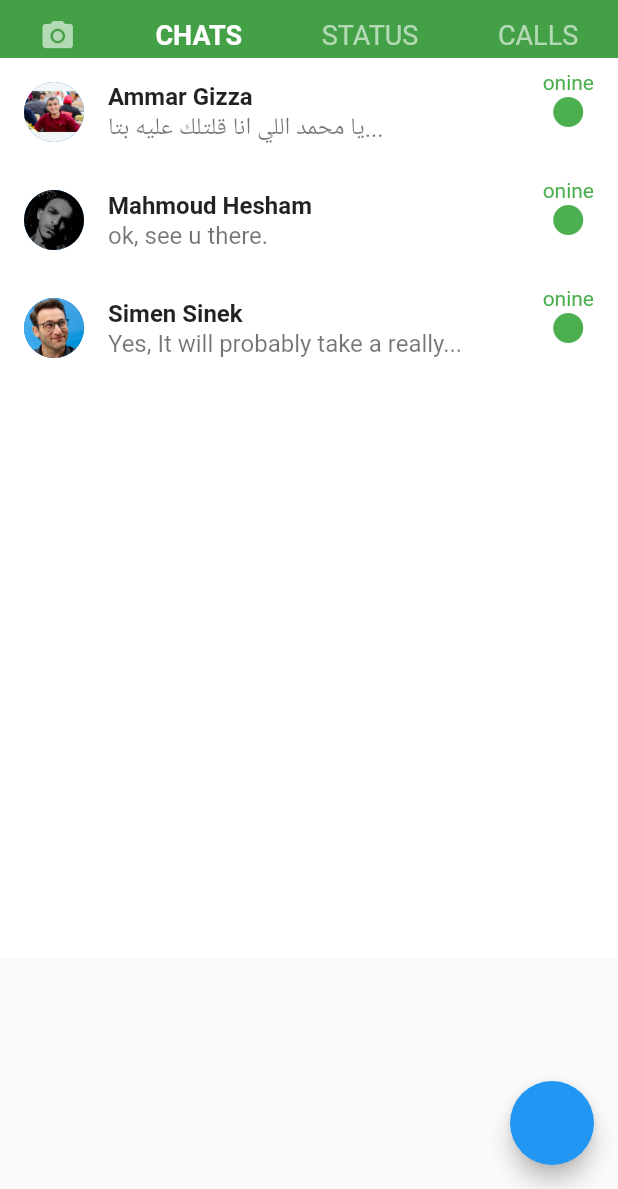
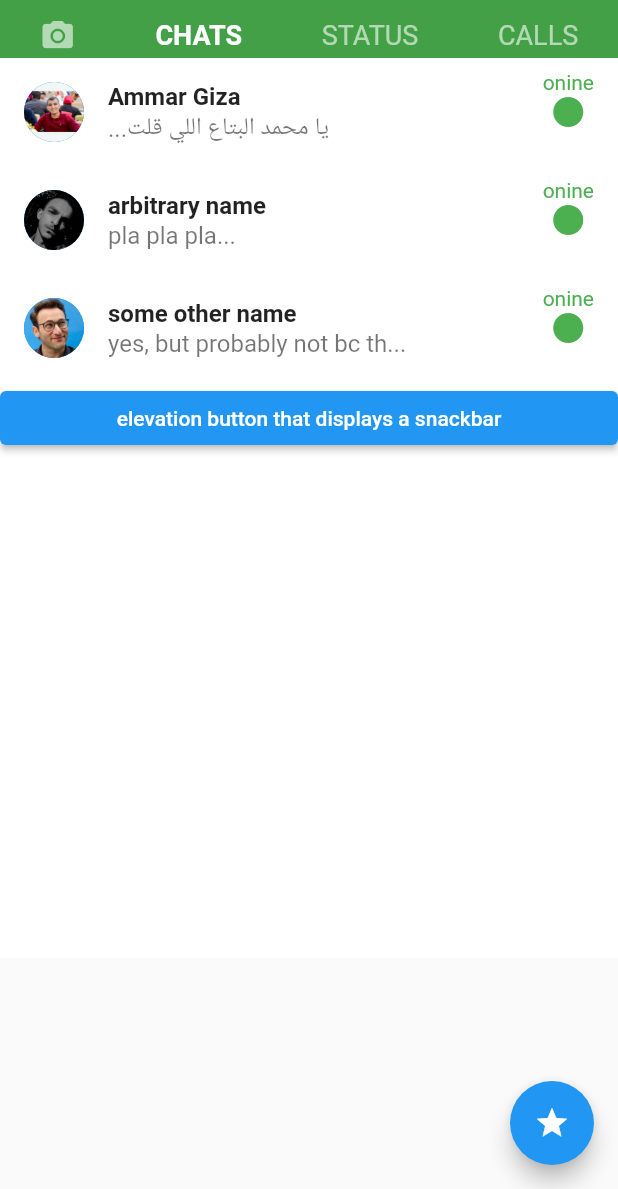
Before and after one commit to Mohamed-H-Essa/WhatsApp_clone, a Flutter app: the screen it shows after launch, on a phone screen of 412 x 824 dp, the part 47-1236 px from its top. Run offline on Flutter 3.47's test engine with Material 2 defaults, Android fonts, the phone set to English and light mode, and no system bars.

Commit message:
was really hard but done is better than perfect as they say lol

```diff
--- a/lib/body.dart
+++ b/lib/body.dart
@@ -76,6 +76,7 @@ class Chats extends StatefulWidget {
   _ChatsState createState() => _ChatsState();
 }
 
+//all the chats( the list view of the chats);
 class _ChatsState extends State<Chats> {
   @override
   Widget build(BuildContext context) {
@@ -84,19 +85,61 @@ class _ChatsState extends State<Chats> {
       height: 600,
       child: ListView(
         children: [
-          ListTile(
+          Contact(
+            name: 'Ammar Giza',
+            dummyText: '...يا محمد البتاع اللي قلت',
+            image: 'assets/ammar.png',
+          ),
+          Contact(
+            name: 'arbitrary name',
+            dummyText: 'pla pla pla...',
+            image: 'assets/mahmoud.png',
+          ),
+          Contact(
+            name: 'some other name',
+            dummyText: 'yes, but probably not bc th...',
+            image: 'assets/simenSinek.png',
+          ),
+          // Contact('someOne'),
+          // Contact('someOne'),
+          // Contact('someOne'),
+          ElevatedButton(
+            onPressed: () {
+              var snackbar = SnackBar(content: Text('hi flutter'));
+              Scaffold.of(context).showSnackBar(snackbar);
+            },
+            child: Text('elevation button that displays a snackbar'),
+          )
+        ],
+      ),
+    );
+  }
+}
+
+//a template for any contact : It's like a class for contacts
+class Contact extends StatelessWidget {
+  Contact({this.name, this.image, this.dummyText});
+  final String name, image, dummyText;
+  @override
+  Widget build(BuildContext context) {
+    return GestureDetector(
+      onTap: () {
+        Navigator.push(
+            context, MaterialPageRoute(builder: (context) => Second(name)));
+      },
+      child: ListTile(
         title: Text(
-              'Ammar Gizza',
+          name,
           style: TextStyle(
             fontWeight: FontWeight.bold,
           ),
         ),
         subtitle: Text(
-              'يا محمد اللي انا قلتلك عليه بتا...',
+          dummyText,
           style: TextStyle(fontSize: 16),
         ),
         leading: CircleAvatar(
-              backgroundImage: AssetImage('assets/ammar.png'),
+          backgroundImage: AssetImage(image),
         ),
         trailing: Column(
           children: [
@@ -111,64 +154,21 @@ class _ChatsState extends State<Chats> {
           ],
         ),
       ),
-          ListTile(
-            title: Text(
-              'Mahmoud Hesham',
-              style: TextStyle(
-                fontWeight: FontWeight.bold,
-              ),
-            ),
-            subtitle: Text(
-              'ok, see u there.',
-              style: TextStyle(fontSize: 16),
-            ),
-            leading: CircleAvatar(
-              backgroundImage: AssetImage('assets/mahmoud.png'),
-            ),
-            trailing: Column(
-              children: [
-                Text(
-                  'onine',
-                  style: TextStyle(color: Colors.green),
-                ),
-                Icon(
-                  Icons.circle,
-                  color: Colors.green,
-                )
-              ],
-            ),
-          ),
-          ListTile(
-            onTap: () {
-              SecondRoot();
-            },
-            title: Text(
-              'Simen Sinek',
-              style: TextStyle(
-                fontWeight: FontWeight.bold,
-              ),
-            ),
-            subtitle: Text(
-              'Yes, It will probably take a really...',
-              style: TextStyle(fontSize: 16),
-            ),
-            leading: CircleAvatar(
-              backgroundImage: AssetImage('assets/simenSinek.png'),
-            ),
-            trailing: Column(
-              children: [
-                Text(
-                  'onine',
-                  style: TextStyle(color: Colors.green),
-                ),
-                Icon(
-                  Icons.circle,
-                  color: Colors.green,
-                )
-              ],
-            ),
-          ),
-        ],
+    );
+  }
+}
+
+//second window opener takes nam3e as an input from the contact creator
+class Second extends StatelessWidget {
+  Second(this.name);
+
+  final String name;
+  @override
+  Widget build(BuildContext context) {
+    return Scaffold(
+      appBar: AppBar(),
+      body: Center(
+        child: Text(name),
       ),
     );
   }
--- a/lib/main.dart
+++ b/lib/main.dart
@@ -15,9 +15,14 @@ class MyApp extends StatelessWidget {
         appBar: buildAppBar(),
         body: Body(),
         floatingActionButton: FloatingActionButton(
+          child: Icon(Icons.star),
           onPressed: () {
-            var snackbar = SnackBar(content: Text('hi flutter'));
-            Scaffold.of(context).showSnackBar(snackbar);
+            Navigator.push(
+              context,
+              MaterialPageRoute(
+                builder: (context) => SecondRoot(),
+              ),
+            );
           },
         ),
       ),
--- a/lib/secondRoot.dart
+++ b/lib/secondRoot.dart
@@ -9,6 +9,18 @@ class SecondRoot extends StatefulWidget {
 class _SecondRootState extends State<SecondRoot> {
   @override
   Widget build(BuildContext context) {
-    return Scaffold();
+    return Scaffold(
+      appBar: AppBar(
+        title: Text("Second Route"),
+      ),
+      body: Center(
+        child: ElevatedButton(
+          onPressed: () {
+            Navigator.pop(context);
+          },
+          child: Text('Go back!'),
+        ),
+      ),
+    );
   }
 }
```
Lines whose indentation alone changed are shown as unchanged.
